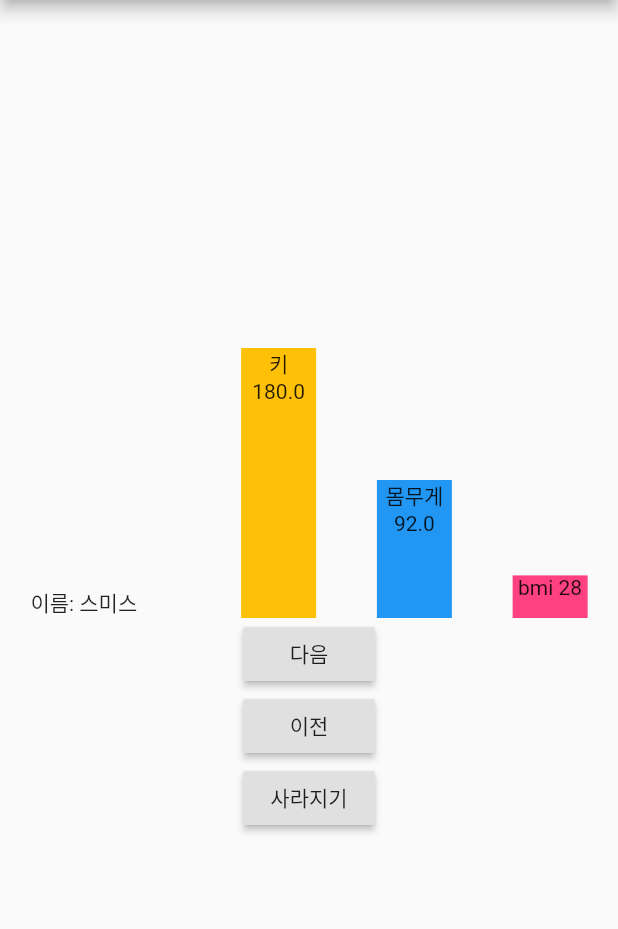
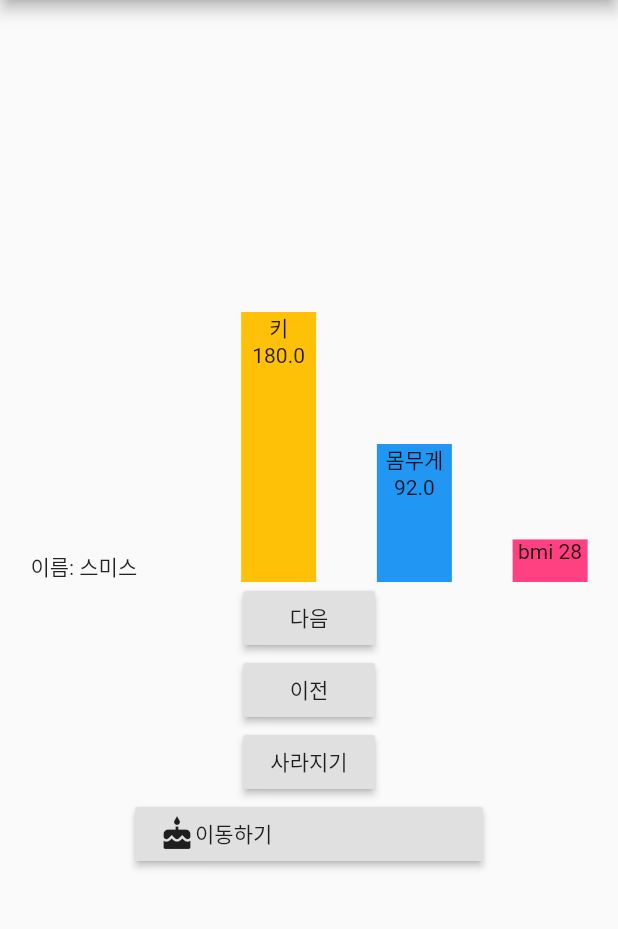
Before and after one commit to junhaesung/flutter-do-it-animation, a Flutter app: the screen it shows after launch, on a phone screen of 412 x 824 dp, the part 84-1013 px from its top. Run offline on Flutter 3.47's test engine with Material 2 defaults, Android fonts, the phone set to English and light mode, and no system bars.

Commit message:
페이지 이동 애니메이션

```diff
--- a/lib/main.dart
+++ b/lib/main.dart
@@ -1,6 +1,7 @@
 import 'package:flutter/material.dart';
 
 import 'people.dart';
+import 'secondPage.dart';
 
 void main() => runApp(MyApp());
 
@@ -129,6 +130,23 @@ class _AnimationApp extends State<AnimationApp> {
                   });
                 },
                 child: Text(_opacity == 1 ? '사라지기' : '나타나기'),
+              ),
+              RaisedButton(
+                onPressed: () {
+                  Navigator.of(context).push(MaterialPageRoute(builder: (context) => SecondPage()));
+                },
+                child: SizedBox(
+                  width: 200,
+                  child: Row(
+                    children: [
+                      Hero(
+                        tag: 'detail',
+                        child: Icon(Icons.cake),
+                      ),
+                      Text('이동하기'),
+                    ],
+                  ),
+                ),
               )
             ],
             mainAxisAlignment: MainAxisAlignment.center,
```
Also changed, not shown: lib/secondPage.dart (added, +28 -0 lines).
